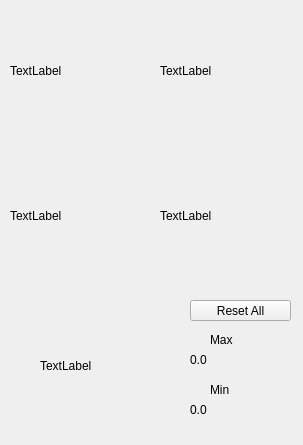
First picture: the form in gui/daoDmDisp.ui, repository Durham-Adaptive-Optics/daoTools, before the edit.
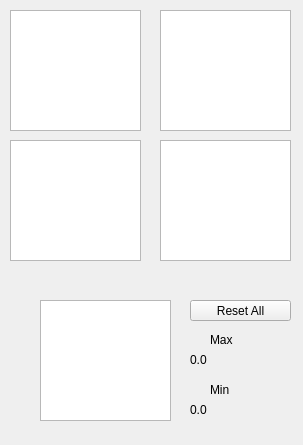
Second picture: the form after the edit. Custom widgets are drawn as their Qt base class.

Diff of the .ui file:
```diff
--- a/gui/daoDmDisp.ui
+++ b/gui/daoDmDisp.ui
@@ -14,101 +14,6 @@
    <string>MainWindow</string>
   </property>
   <widget class="QWidget" name="centralwidget">
-   <widget class="QLabel" name="label1">
-    <property name="geometry">
-     <rect>
-      <x>10</x>
-      <y>10</y>
-      <width>131</width>
-      <height>121</height>
-     </rect>
-    </property>
-    <property name="autoFillBackground">
-     <bool>true</bool>
-    </property>
-    <property name="text">
-     <string>TextLabel</string>
-    </property>
-    <property name="scaledContents">
-     <bool>true</bool>
-    </property>
-   </widget>
-   <widget class="QLabel" name="label">
-    <property name="geometry">
-     <rect>
-      <x>40</x>
-      <y>300</y>
-      <width>131</width>
-      <height>131</height>
-     </rect>
-    </property>
-    <property name="autoFillBackground">
-     <bool>true</bool>
-    </property>
-    <property name="text">
-     <string>TextLabel</string>
-    </property>
-    <property name="scaledContents">
-     <bool>true</bool>
-    </property>
-   </widget>
-   <widget class="QLabel" name="label2">
-    <property name="geometry">
-     <rect>
-      <x>160</x>
-      <y>10</y>
-      <width>131</width>
-      <height>121</height>
-     </rect>
-    </property>
-    <property name="autoFillBackground">
-     <bool>true</bool>
-    </property>
-    <property name="text">
-     <string>TextLabel</string>
-    </property>
-    <property name="scaledContents">
-     <bool>true</bool>
-    </property>
-   </widget>
-   <widget class="QLabel" name="label3">
-    <property name="geometry">
-     <rect>
-      <x>10</x>
-      <y>150</y>
-      <width>131</width>
-      <height>131</height>
-     </rect>
-    </property>
-    <property name="autoFillBackground">
-     <bool>true</bool>
-    </property>
-    <property name="text">
-     <string>TextLabel</string>
-    </property>
-    <property name="scaledContents">
-     <bool>true</bool>
-    </property>
-   </widget>
-   <widget class="QLabel" name="label4">
-    <property name="geometry">
-     <rect>
-      <x>160</x>
-      <y>150</y>
-      <width>131</width>
-      <height>131</height>
-     </rect>
-    </property>
-    <property name="autoFillBackground">
-     <bool>true</bool>
-    </property>
-    <property name="text">
-     <string>TextLabel</string>
-    </property>
-    <property name="scaledContents">
-     <bool>true</bool>
-    </property>
-   </widget>
    <widget class="QLabel" name="coordLabel3_2">
     <property name="geometry">
      <rect>
@@ -174,8 +79,65 @@
      <string>Reset All</string>
     </property>
    </widget>
+   <widget class="GraphicsView" name="graphicsView_1">
+    <property name="geometry">
+     <rect>
+      <x>10</x>
+      <y>10</y>
+      <width>131</width>
+      <height>121</height>
+     </rect>
+    </property>
+   </widget>
+   <widget class="GraphicsView" name="graphicsView_2">
+    <property name="geometry">
+     <rect>
+      <x>160</x>
+      <y>10</y>
+      <width>131</width>
+      <height>121</height>
+     </rect>
+    </property>
+   </widget>
+   <widget class="GraphicsView" name="graphicsView_3">
+    <property name="geometry">
+     <rect>
+      <x>10</x>
+      <y>140</y>
+      <width>131</width>
+      <height>121</height>
+     </rect>
+    </property>
+   </widget>
+   <widget class="GraphicsView" name="graphicsView_4">
+    <property name="geometry">
+     <rect>
+      <x>160</x>
+      <y>140</y>
+      <width>131</width>
+      <height>121</height>
+     </rect>
+    </property>
+   </widget>
+   <widget class="GraphicsView" name="graphicsView">
+    <property name="geometry">
+     <rect>
+      <x>40</x>
+      <y>300</y>
+      <width>131</width>
+      <height>121</height>
+     </rect>
+    </property>
+   </widget>
   </widget>
  </widget>
+ <customwidgets>
+  <customwidget>
+   <class>GraphicsView</class>
+   <extends>QGraphicsView</extends>
+   <header>pyqtgraph</header>
+  </customwidget>
+ </customwidgets>
  <resources/>
  <connections/>
 </ui>
```
